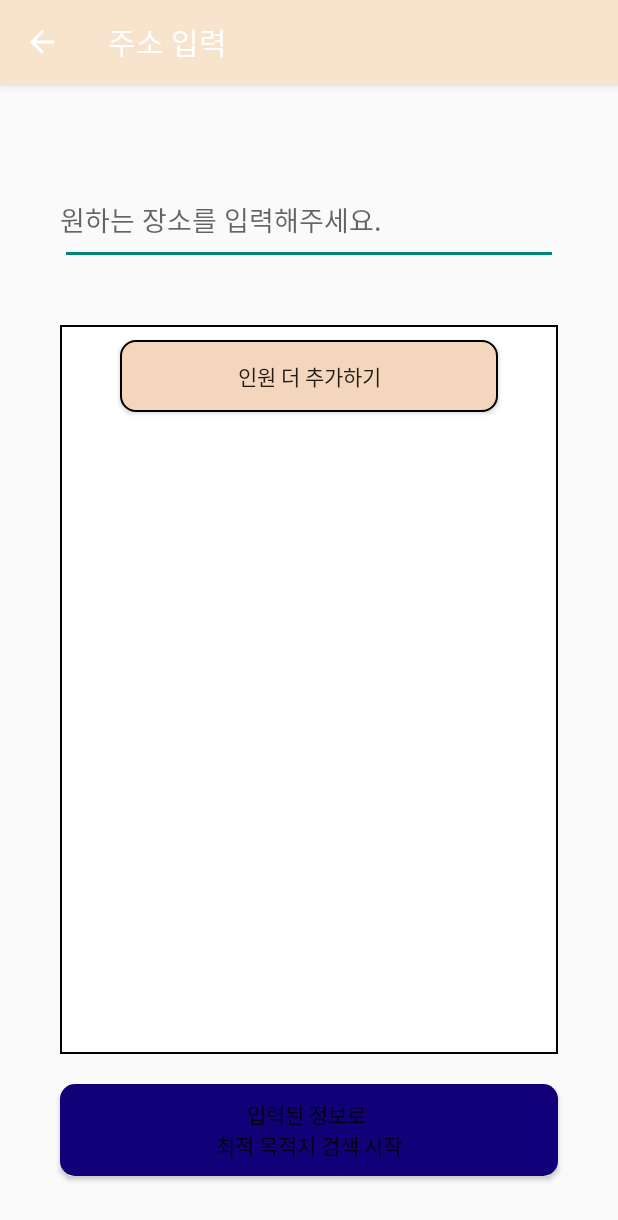
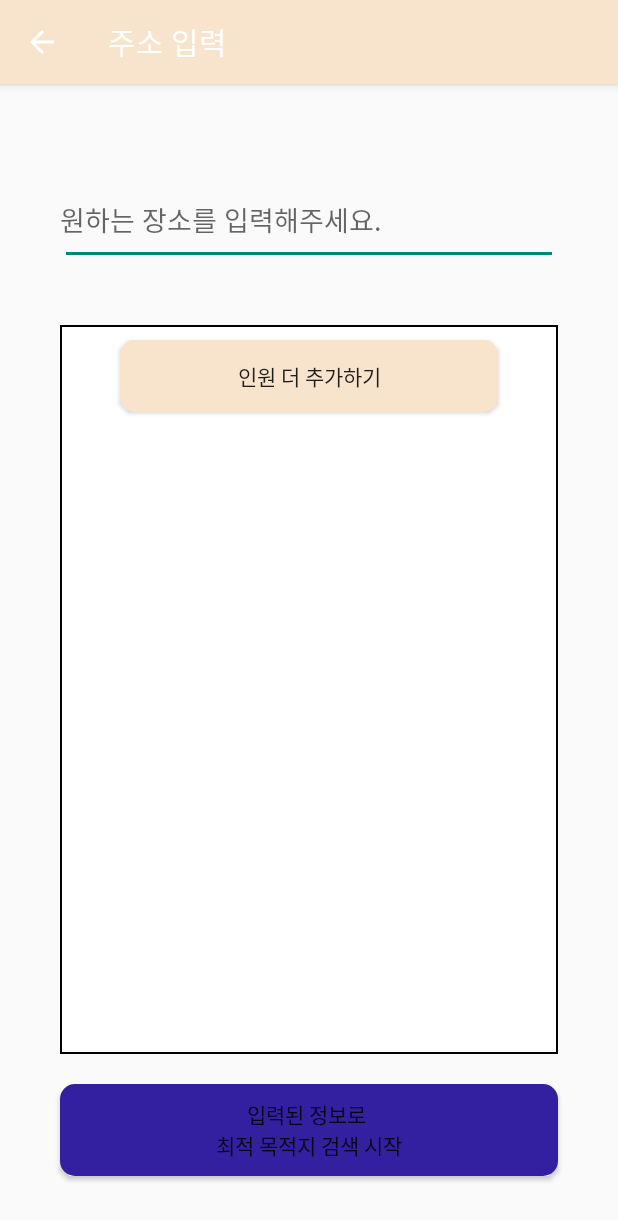
Before and after one commit to TEAM-MeetHere/MeetHere, an Android app: the SetLocation_2_4 screen opened directly, with no data from a screen before it, on a phone screen of 412 x 824 dp. Shown: the top 1220 px of the screen. Run offline under Robolectric (Android 15) with nearby library versions, the phone set to English and light mode, and no system bars.

Commit message:
메인 컨셉 변경 2

```diff
--- a/app/src/main/res/drawable/buttonshape2.xml
+++ b/app/src/main/res/drawable/buttonshape2.xml
@@ -4,7 +4,7 @@
         android:radius="10dp"
         />
     <solid
-        android:color="@color/mainColor2"
+        android:color="@color/mainColor"
         />
     <padding
         android:left="0dp"
--- a/app/src/main/res/drawable/buttonshape3.xml
+++ b/app/src/main/res/drawable/buttonshape3.xml
@@ -4,11 +4,8 @@
         android:radius="10dp"
         />
     <solid
-        android:color="@color/beigi"
+        android:color="@color/subColor"
         />
-    <stroke
-        android:width="1dp"
-        android:color="@color/black"/>
     <padding
         android:left="0dp"
         android:top="0dp"
--- a/app/src/main/res/drawable/buttonshape4.xml
+++ b/app/src/main/res/drawable/buttonshape4.xml
@@ -4,11 +4,8 @@
         android:radius="10dp"
         />
     <solid
-        android:color="@color/beigi2"
+        android:color="@color/subColor"
         />
-    <stroke
-        android:width="1dp"
-        android:color="@color/black"/>
     <padding
         android:left="0dp"
         android:top="0dp"
--- a/app/src/main/res/layout/activity_login.xml
+++ b/app/src/main/res/layout/activity_login.xml
@@ -66,8 +66,8 @@
         android:layout_gravity="center"
         android:ems="5"
         android:textSize="20sp"
-        android:textColor="@color/white"
-        android:background="@drawable/button_color_drawable"/>
+        android:textColor="@color/black"
+        android:background="@drawable/button_color_drawable2"/>
 
     <!-- 아이디 찾기 버튼 -->
     <LinearLayout
--- a/app/src/main/res/values/colors.xml
+++ b/app/src/main/res/values/colors.xml
@@ -11,8 +11,10 @@
     <color name="black">#FF000000</color>
     <color name="white">#FFFFFFFF</color>
 
-    <color name="mainColor">#120078</color>
+    <color name="mainColor">#3320A1</color>
+    <!--#120078 #F8E4CC-->
     <color name="mainColor2">#58CCFF</color>
+    <color name="subColor">#F8E4CC</color>
 
 
     <color name="jinBlack">#242424</color>
```
Also changed, not shown: app/src/main/res/drawable/screen.png, app/src/main/res/drawable/screen_light.png, app/src/main/res/drawable/screen_light_small.png.
